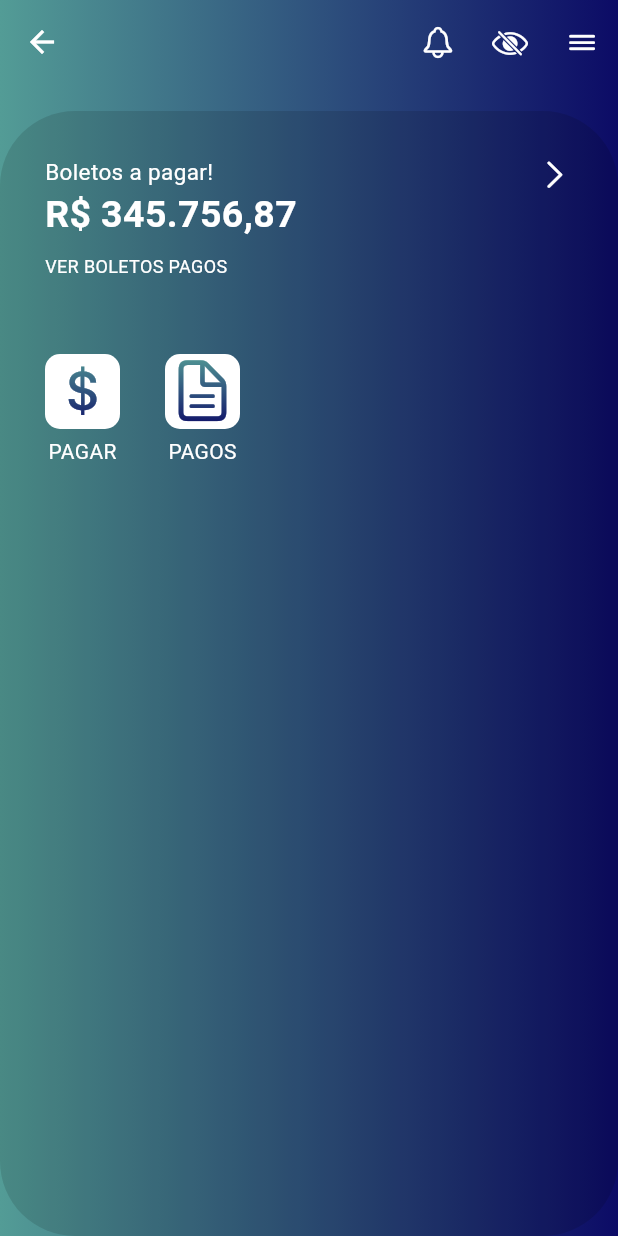
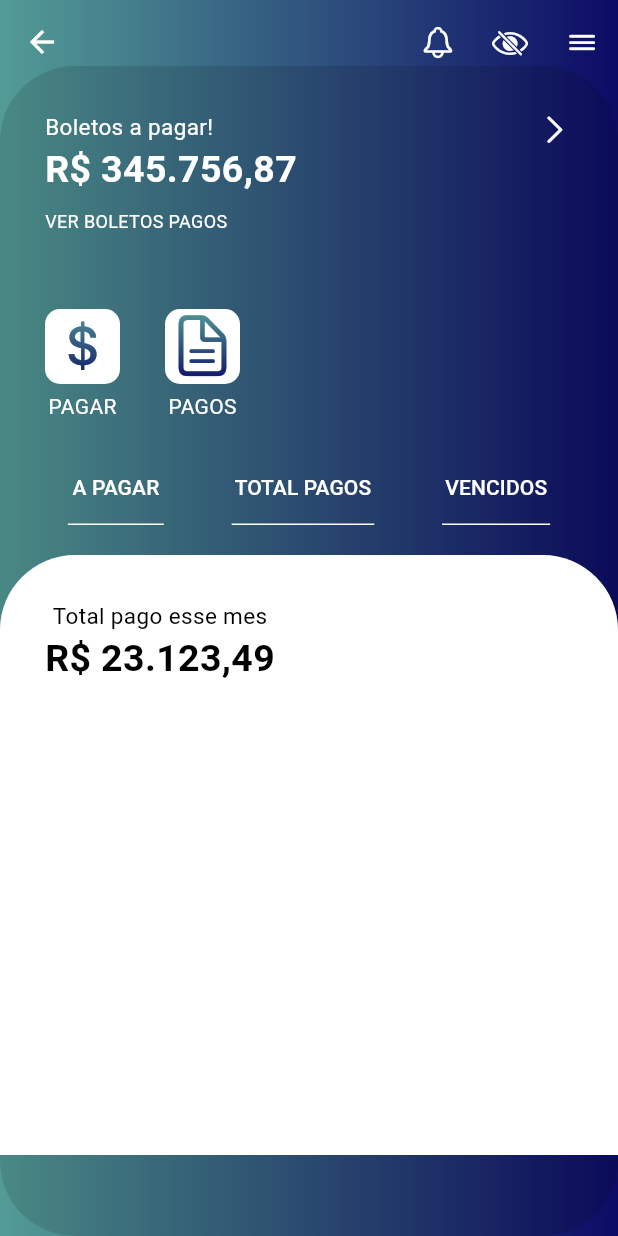
Before and after one commit to devbozi/adm_boletos, a Flutter app: the App screen opened directly, on a phone screen of 412 x 824 dp. Run offline on Flutter 3.47's test engine with Material 3 defaults, Android fonts, the phone set to English and light mode, and no system bars.

Commit message:
beta 0.13

```diff
--- a/lib/app.dart
+++ b/lib/app.dart
@@ -39,17 +39,17 @@ class App extends StatelessWidget {
             children: [
               Container(
                 width: double.infinity,
-                height: 750,
+                height: 780,
                 decoration: BoxDecoration(
                   color: Colors.black12,
                   borderRadius: BorderRadius.circular(50),
                 ),
-                child: Padding(
-                  padding: const EdgeInsets.all(30),
-                  child: Column(
-                    spacing: 50,
-                    children: [
-                      Row(
+                child: Column(
+                  spacing: 20,
+                  children: [
+                    Padding(
+                      padding: const EdgeInsets.all(30),
+                      child: Row(
                         mainAxisAlignment: MainAxisAlignment.spaceBetween,
                         crossAxisAlignment: CrossAxisAlignment.start,
                         children: [
@@ -91,7 +91,10 @@ class App extends StatelessWidget {
                           ),
                         ],
                       ),
-                      Row(
+                    ),
+                    Padding(
+                      padding: const EdgeInsets.only(left: 30),
+                      child: Row(
                         mainAxisAlignment: MainAxisAlignment.start,
                         spacing: 30,
                         children: [
@@ -125,7 +128,10 @@ class App extends StatelessWidget {
                                   ),
                                 ),
                               ),
-                              Text('PAGAR', style: TextStyle(color: Colors.white),)
+                              Text(
+                                'PAGAR',
+                                style: TextStyle(color: Colors.white),
+                              ),
                             ],
                           ),
                           Column(
@@ -158,13 +164,116 @@ class App extends StatelessWidget {
                                   ),
                                 ),
                               ),
-                              Text('PAGOS', style: TextStyle(color: Colors.white),),
+                              Text(
+                                'PAGOS',
+                                style: TextStyle(color: Colors.white),
+                              ),
                             ],
                           ),
                         ],
                       ),
-                    ],
-                  ),
+                    ),
+                    Row(
+                      mainAxisAlignment: MainAxisAlignment.spaceEvenly,
+                      children: [
+                        Container(
+                          decoration: BoxDecoration(
+                            border: Border(
+                              bottom: BorderSide(color: Colors.white),
+                            ),
+                          ),
+                          child: TextButton(
+                            style: TextButton.styleFrom(
+                              foregroundColor: Colors.white,
+                              padding: EdgeInsets.all(2),
+                              shape: RoundedRectangleBorder(
+                                borderRadius: BorderRadius.zero,
+                              ),
+                            ),
+                            onPressed: () {},
+                            child: Text('A PAGAR'),
+                          ),
+                        ),
+                        Container(
+                          decoration: BoxDecoration(
+                            border: Border(
+                              bottom: BorderSide(color: Colors.white),
+                            ),
+                          ),
+                          child: TextButton(
+                            style: TextButton.styleFrom(
+                              foregroundColor: Colors.white,
+                              padding: EdgeInsets.all(2),
+                              shape: RoundedRectangleBorder(
+                                borderRadius: BorderRadius.zero,
+                              ),
+                            ),
+                            onPressed: () {},
+                            child: Text('TOTAL PAGOS'),
+                          ),
+                        ),
+                        Container(
+                          decoration: BoxDecoration(
+                            border: Border(
+                              bottom: BorderSide(color: Colors.white),
+                            ),
+                          ),
+                          child: TextButton(
+                            style: TextButton.styleFrom(
+                              foregroundColor: Colors.white,
+                              padding: EdgeInsets.all(2),
+                              shape: RoundedRectangleBorder(
+                                borderRadius: BorderRadius.zero,
+                              ),
+                            ),
+                            onPressed: () {},
+                            child: Text('VENCIDOS'),
+                          ),
+                        ),
+                      ],
+                    ),
+                    Container(
+                      width: double.infinity,
+                      height: 400,
+                      decoration: BoxDecoration(
+                        color: Colors.white,
+                        borderRadius: BorderRadius.only(
+                          topLeft: Radius.circular(50),
+                          topRight: Radius.circular(50),
+                        ),
+                      ),
+                      child: Column(
+                        children: [
+                          Row(
+                            children: [
+                              Padding(
+                                padding: const EdgeInsets.all(30),
+                                child: Column(
+                                  children: [
+                                    Text(
+                                      'Total pago esse mes',
+                                      style: TextStyle(
+                                        color: Colors.black,
+                                        fontSize: 15,
+                                      ),
+                                    ),
+                                    Text(
+                                      r'R$ 23.123,49',
+                                      style: TextStyle(
+                                        color: Colors.black,
+                                        fontSize: 25,
+                                        fontWeight: FontWeight.bold,
+                                      ),
+                                    ),
+                                  ],
+                                ),
+                              ),
+                            ],
+                          ),
+                        ],
+                      ),
+                    ),
+                  ],
                 ),
               ),
             ],
```
